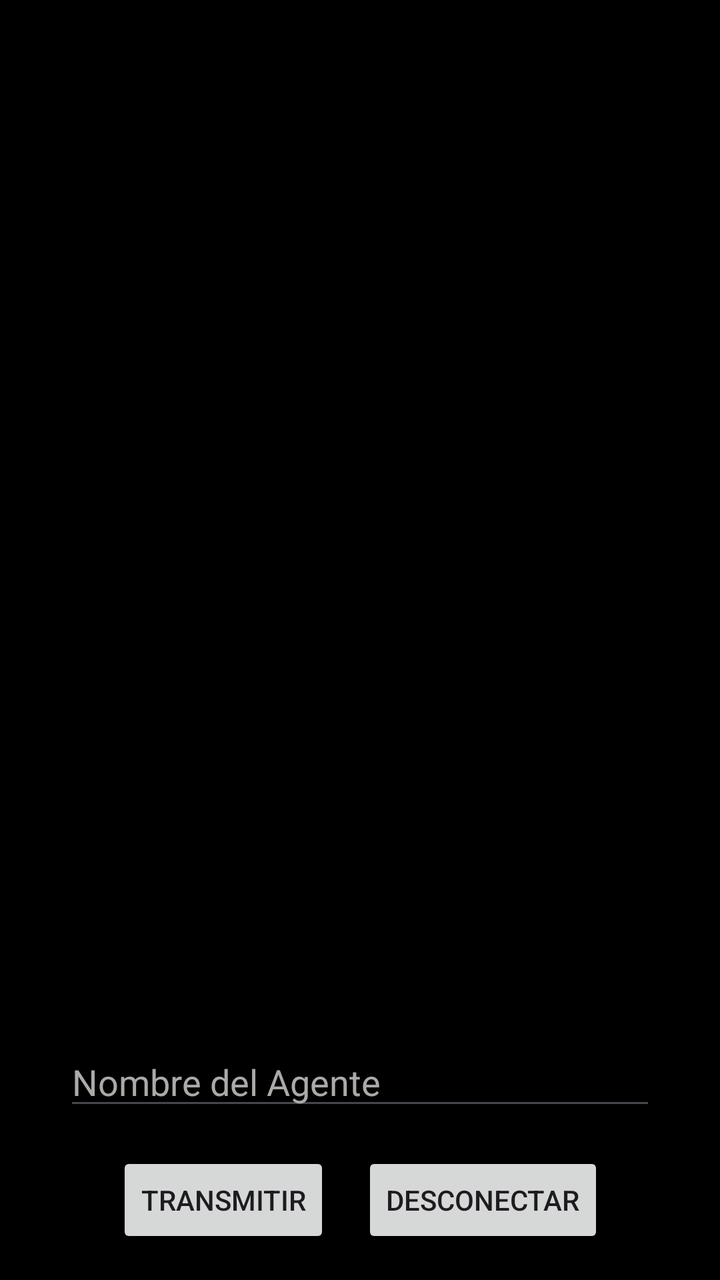
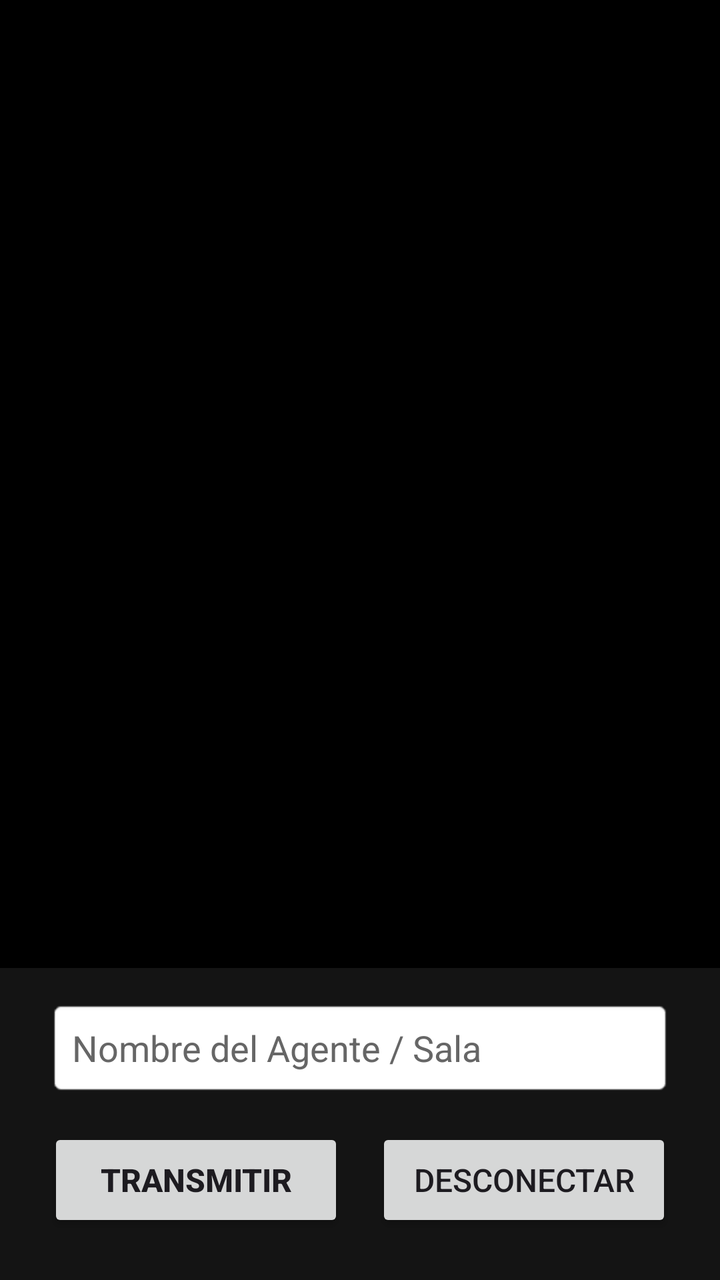

An Android layout rendered at two revisions. The XML below is the earlier revision; the diff shows what the commit changed to produce the second picture.
<!-- AndroidManifest.xml: application theme Theme.App -->
<!-- res/layout/activity_main.xml -->
<?xml version="1.0" encoding="utf-8"?>
<androidx.constraintlayout.widget.ConstraintLayout xmlns:android="http://schemas.android.com/apk/res/android"
    xmlns:app="http://schemas.android.com/apk/res-auto"
    xmlns:tools="http://schemas.android.com/tools"
    android:id="@+id/main"
    android:layout_width="match_parent"
    android:layout_height="match_parent"
    android:background="#000000"
    tools:context=".MainActivity">

    <TextureView
        android:id="@+id/camera_view"
        android:layout_width="0dp"
        android:layout_height="0dp"
        app:layout_constraintTop_toTopOf="parent"
        app:layout_constraintBottom_toTopOf="@+id/status_text"
        app:layout_constraintStart_toStartOf="parent"
        app:layout_constraintEnd_toEndOf="parent" />

    <TextView
        android:id="@+id/status_text"
        android:layout_width="wrap_content"
        android:layout_height="wrap_content"
        android:text="@string/streaming_status"
        android:textColor="@android:color/white"
        android:textSize="20sp"
        android:visibility="gone"
        app:layout_constraintBottom_toTopOf="@+id/room_name_input"
        app:layout_constraintEnd_toEndOf="parent"
        app:layout_constraintStart_toStartOf="parent"
        app:layout_constraintTop_toBottomOf="@+id/camera_view" />

    <EditText
        android:id="@+id/room_name_input"
        android:layout_width="0dp"
        android:layout_height="wrap_content"
        android:layout_marginStart="32dp"
        android:layout_marginEnd="32dp"
        android:layout_marginBottom="16dp"
        android:hint="Nombre del Agente"
        android:inputType="text"
        android:textColor="@android:color/white"
        android:textColorHint="@android:color/darker_gray"
        app:layout_constraintBottom_toTopOf="@+id/transmitir_button"
        app:layout_constraintEnd_toEndOf="parent"
        app:layout_constraintStart_toStartOf="parent" />

    <Button
        android:id="@+id/transmitir_button"
        android:layout_width="wrap_content"
        android:layout_height="wrap_content"
        android:layout_marginBottom="16dp"
        android:text="@string/transmit_button"
        app:layout_constraintBottom_toBottomOf="parent"
        app:layout_constraintEnd_toStartOf="@+id/desconectar_button"
        app:layout_constraintHorizontal_chainStyle="packed"
        app:layout_constraintStart_toStartOf="parent" />

    <Button
        android:id="@+id/desconectar_button"
        android:layout_width="wrap_content"
        android:layout_height="wrap_content"
        android:layout_marginStart="16dp"
        android:text="@string/disconnect_button"
        app:layout_constraintBottom_toBottomOf="@+id/transmitir_button"
        app:layout_constraintEnd_toEndOf="parent"
        app:layout_constraintStart_toEndOf="@+id/transmitir_button"
        app:layout_constraintTop_toTopOf="@+id/transmitir_button" />

</androidx.constraintlayout.widget.ConstraintLayout>
<!-- resources referenced by this layout -->
<resources>
  <string name="disconnect_button">Desconectar</string>
  <string name="streaming_status">Transmitiendo video...</string>
  <string name="transmit_button">Transmitir</string>
  <style name="Theme.App" parent="Base.Theme.App" />
  <style name="Base.Theme.App" parent="Theme.Material3.DayNight.NoActionBar">
          
          
      </style>
</resources>

<!-- the commit's change to res/layout/activity_main.xml (unified diff, before → after) -->
@@ -5,66 +5,94 @@
     android:id="@+id/main"
     android:layout_width="match_parent"
     android:layout_height="match_parent"
-    android:background="#000000"
+    android:background="#0A0A0A"
+    android:fitsSystemWindows="false"
     tools:context=".MainActivity">
 
-    <TextureView
-        android:id="@+id/camera_view"
+    
+    <FrameLayout
+        android:id="@+id/camera_container"
         android:layout_width="0dp"
         android:layout_height="0dp"
+        android:background="#000000"
         app:layout_constraintTop_toTopOf="parent"
-        app:layout_constraintBottom_toTopOf="@+id/status_text"
+        app:layout_constraintBottom_toTopOf="@+id/controls_container"
         app:layout_constraintStart_toStartOf="parent"
-        app:layout_constraintEnd_toEndOf="parent" />
+        app:layout_constraintEnd_toEndOf="parent">
 
-    <TextView
-        android:id="@+id/status_text"
-        android:layout_width="wrap_content"
+        <TextureView
+            android:id="@+id/camera_view"
+            android:layout_width="match_parent"
+            android:layout_height="match_parent"
+            android:layout_gravity="center" />
+    </FrameLayout>
+
+    
+    <LinearLayout
+        android:id="@+id/controls_container"
+        android:layout_width="match_parent"
         android:layout_height="wrap_content"
-        android:text="@string/streaming_status"
-        android:textColor="@android:color/white"
-        android:textSize="20sp"
-        android:visibility="gone"
-        app:layout_constraintBottom_toTopOf="@+id/room_name_input"
-        app:layout_constraintEnd_toEndOf="parent"
+        android:orientation="vertical"
+        android:gravity="center_horizontal"
+        android:background="#141414"
+        android:paddingStart="24dp"
+        android:paddingEnd="24dp"
+        android:paddingTop="16dp"
+        android:paddingBottom="24dp"
+        app:layout_constraintBottom_toBottomOf="parent"
         app:layout_constraintStart_toStartOf="parent"
-        app:layout_constraintTop_toBottomOf="@+id/camera_view" />
+        app:layout_constraintEnd_toEndOf="parent">
 
-    <EditText
-        android:id="@+id/room_name_input"
-        android:layout_width="0dp"
-        android:layout_height="wrap_content"
-        android:layout_marginStart="32dp"
-        android:layout_marginEnd="32dp"
-        android:layout_marginBottom="16dp"
-        android:hint="Nombre del Agente"
-        android:inputType="text"
-        android:textColor="@android:color/white"
-        android:textColorHint="@android:color/darker_gray"
-        app:layout_constraintBottom_toTopOf="@+id/transmitir_button"
-        app:layout_constraintEnd_toEndOf="parent"
-        app:layout_constraintStart_toStartOf="parent" />
+        <TextView
+            android:id="@+id/status_text"
+            android:layout_width="wrap_content"
+            android:layout_height="wrap_content"
+            android:layout_marginBottom="12dp"
+            android:text="@string/streaming_status"
+            android:textColor="#22C55E"
+            android:textSize="17sp"
+            android:textStyle="bold"
+            android:visibility="gone" />
 
-    <Button
-        android:id="@+id/transmitir_button"
-        android:layout_width="wrap_content"
-        android:layout_height="wrap_content"
-        android:layout_marginBottom="16dp"
-        android:text="@string/transmit_button"
-        app:layout_constraintBottom_toBottomOf="parent"
-        app:layout_constraintEnd_toStartOf="@+id/desconectar_button"
-        app:layout_constraintHorizontal_chainStyle="packed"
-        app:layout_constraintStart_toStartOf="parent" />
+        <EditText
+            android:id="@+id/room_name_input"
+            android:layout_width="match_parent"
+            android:layout_height="48dp"
+            android:layout_marginBottom="16dp"
+            android:background="@android:drawable/editbox_background_normal"
+            android:hint="Nombre del Agente / Sala"
+            android:inputType="text"
+            android:paddingStart="12dp"
+            android:paddingEnd="12dp"
+            android:textColor="#000000"
+            android:textColorHint="#666666" />
 
-    <Button
-        android:id="@+id/desconectar_button"
-        android:layout_width="wrap_content"
-        android:layout_height="wrap_content"
-        android:layout_marginStart="16dp"
-        android:text="@string/disconnect_button"
-        app:layout_constraintBottom_toBottomOf="@+id/transmitir_button"
-        app:layout_constraintEnd_toEndOf="parent"
-        app:layout_constraintStart_toEndOf="@+id/transmitir_button"
-        app:layout_constraintTop_toTopOf="@+id/transmitir_button" />
+        <LinearLayout
+            android:layout_width="match_parent"
+            android:layout_height="wrap_content"
+            android:orientation="horizontal"
+            android:gravity="center">
+
+            <Button
+                android:id="@+id/transmitir_button"
+                android:layout_width="0dp"
+                android:layout_height="52dp"
+                android:layout_weight="1"
+                android:layout_marginEnd="8dp"
+                android:text="@string/transmit_button"
+                android:textSize="16sp"
+                android:textStyle="bold" />
+
+            <Button
+                android:id="@+id/desconectar_button"
+                android:layout_width="0dp"
+                android:layout_height="52dp"
+                android:layout_weight="1"
+                android:layout_marginStart="8dp"
+                android:text="@string/disconnect_button"
+                android:textSize="16sp" />
+        </LinearLayout>
+
+    </LinearLayout>
 
 </androidx.constraintlayout.widget.ConstraintLayout>
